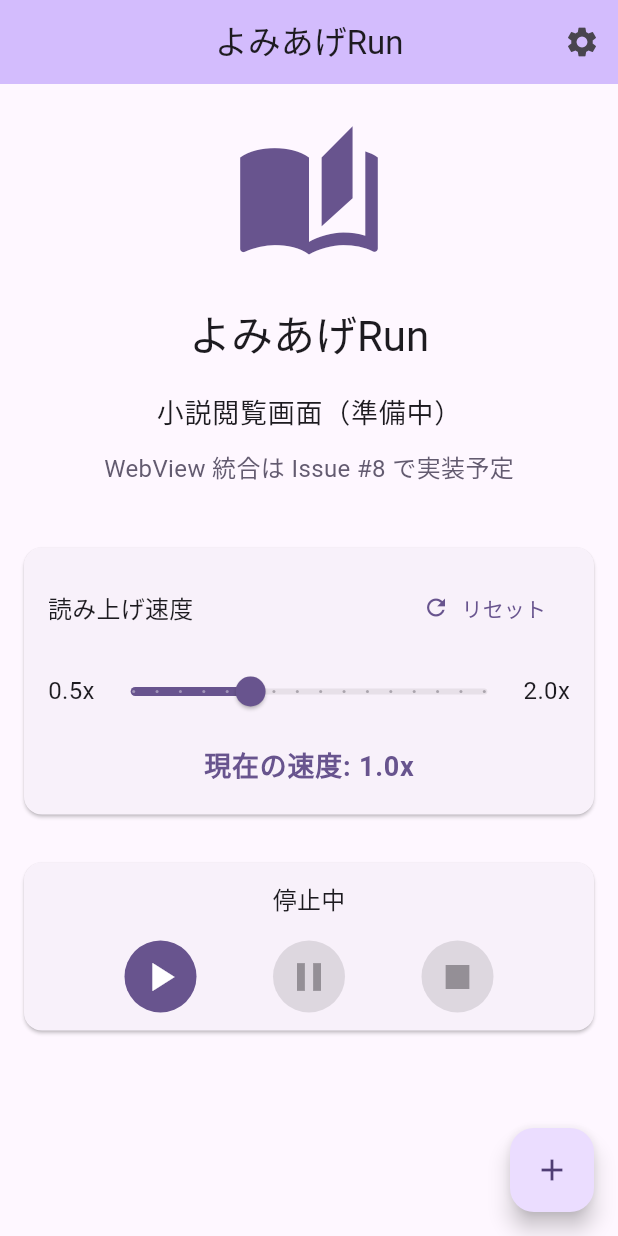
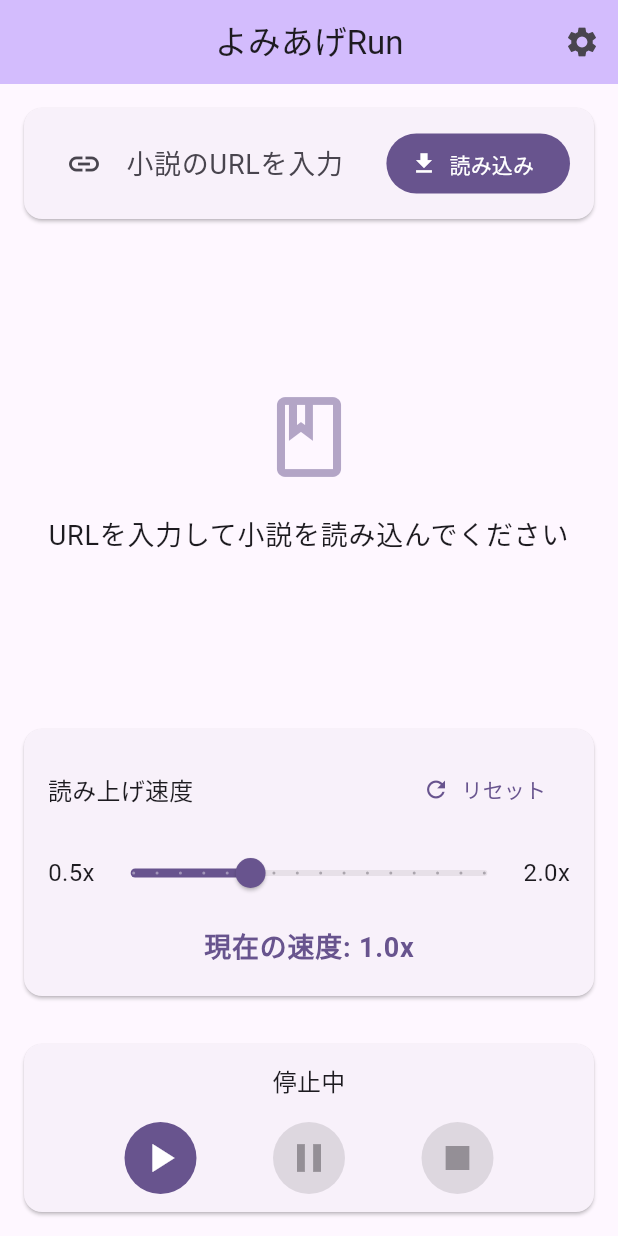
Before and after one commit to claude-desktop-aoisakanana-001/flutter_web_view, a Flutter app: the screen it shows after launch, on a phone screen of 412 x 824 dp. Run offline on Flutter 3.47's test engine with Material 3 defaults, Android fonts, the phone set to English and light mode, and no system bars; our stand-ins replace flutter_riverpod, flutter_tts, freezed_annotation, riverpod_annotation, webview_flutter; generated files the repository leaves out were written again.

Commit message:
feat(novel): Add UI components for novel reader (Issue #8, Part 2)
- Created NovelContentView widget to display novel content
  - Shows title, author, and paragraphs
  - Handles loading, error, and empty states
  - Supports paragraph highlighting for future TTS integration
- Updated NovelReaderScreen with URL input UI
  - Added TextField for URL input
  - Added load button with validation
  - Integrated NovelContentView
- Created comprehensive tests:
  - novel_content_view_test.dart: Widget tests for all states
  - novel_reader_notifier_test.dart: Unit tests for state model
  - novel_reader_screen_test.dart: UI interaction tests

Closes #8

```diff
--- /dev/null
+++ b/lib/features/novel_reader/presentation/novel_content_view.dart
@@ -0,0 +1,196 @@
+import 'package:flutter/material.dart';
+import 'package:flutter_riverpod/flutter_riverpod.dart';
+import 'package:yomiagerun_app/features/novel_reader/application/novel_reader_notifier.dart';
+
+/// 小説コンテンツ表示ウィジェット
+///
+/// 読み込んだ小説のタイトル、作者、本文を表示します。
+class NovelContentView extends ConsumerWidget {
+  const NovelContentView({super.key});
+
+  @override
+  Widget build(BuildContext context, WidgetRef ref) {
+    final readerState = ref.watch(novelReaderNotifierProvider);
+
+    // ローディング中
+    if (readerState.isLoading) {
+      return const Center(
+        child: Column(
+          mainAxisAlignment: MainAxisAlignment.center,
+          children: [
+            CircularProgressIndicator(),
+            SizedBox(height: 16),
+            Text('小説を読み込んでいます...'),
+          ],
+        ),
+      );
+    }
+
+    // エラー表示
+    if (readerState.errorMessage != null) {
+      return Center(
+        child: Card(
+          margin: const EdgeInsets.all(16),
+          child: Padding(
+            padding: const EdgeInsets.all(16),
+            child: Column(
+              mainAxisSize: MainAxisSize.min,
+              children: [
+                Icon(
+                  Icons.error_outline,
+                  size: 48,
+                  color: Theme.of(context).colorScheme.error,
+                ),
+                const SizedBox(height: 16),
+                Text(
+                  'エラー',
+                  style: Theme.of(context).textTheme.titleLarge?.copyWith(
+                        color: Theme.of(context).colorScheme.error,
+                      ),
+                ),
+                const SizedBox(height: 8),
+                Text(
+                  readerState.errorMessage!,
+                  textAlign: TextAlign.center,
+                  style: Theme.of(context).textTheme.bodyMedium,
+                ),
+              ],
+            ),
+          ),
+        ),
+      );
+    }
+
+    // コンテンツなし
+    if (readerState.novelContent == null) {
+      return Center(
+        child: Column(
+          mainAxisAlignment: MainAxisAlignment.center,
+          children: [
+            Icon(
+              Icons.book_outlined,
+              size: 64,
+              color: Theme.of(context).colorScheme.primary.withOpacity(0.5),
+            ),
+            const SizedBox(height: 16),
+            Text(
+              'URLを入力して小説を読み込んでください',
+              style: Theme.of(context).textTheme.bodyLarge,
+              textAlign: TextAlign.center,
+            ),
+          ],
+        ),
+      );
+    }
+
+    // コンテンツ表示
+    final content = readerState.novelContent!;
+
+    return ListView(
+      padding: const EdgeInsets.all(16),
+      children: [
+        // タイトルと作者
+        Card(
+          child: Padding(
+            padding: const EdgeInsets.all(16),
+            child: Column(
+              crossAxisAlignment: CrossAxisAlignment.start,
+              children: [
+                Text(
+                  content.title,
+                  style: Theme.of(context).textTheme.headlineSmall?.copyWith(
+                        fontWeight: FontWeight.bold,
+                      ),
+                ),
+                const SizedBox(height: 8),
+                Row(
+                  children: [
+                    Icon(
+                      Icons.person_outline,
+                      size: 16,
+                      color: Theme.of(context).colorScheme.onSurfaceVariant,
+                    ),
+                    const SizedBox(width: 4),
+                    Text(
+                      content.author,
+                      style: Theme.of(context).textTheme.bodyMedium?.copyWith(
+                            color:
+                                Theme.of(context).colorScheme.onSurfaceVariant,
+                          ),
+                    ),
+                  ],
+                ),
+                if (content.fetchedAt != null) ...[
+                  const SizedBox(height: 4),
+                  Text(
+                    '取得日時: ${_formatDateTime(content.fetchedAt!)}',
+                    style: Theme.of(context).textTheme.bodySmall?.copyWith(
+                          color:
+                              Theme.of(context).colorScheme.onSurfaceVariant,
+                        ),
+                  ),
+                ],
+              ],
+            ),
+          ),
+        ),
+        const SizedBox(height: 16),
+
+        // 本文
+        Card(
+          child: Padding(
+            padding: const EdgeInsets.all(16),
+            child: Column(
+              crossAxisAlignment: CrossAxisAlignment.start,
+              children: [
+                ...content.paragraphs.asMap().entries.map((entry) {
+                  final index = entry.key;
+                  final paragraph = entry.value;
+                  final isHighlighted =
+                      index == readerState.currentHighlightPosition;
+
+                  return Padding(
+                    padding: const EdgeInsets.only(bottom: 16),
+                    child: Container(
+                      padding: isHighlighted
+                          ? const EdgeInsets.symmetric(
+                              horizontal: 8,
+                              vertical: 4,
+                            )
+                          : EdgeInsets.zero,
+                      decoration: isHighlighted
+                          ? BoxDecoration(
+                              color: Theme.of(context)
+                                  .colorScheme
+                                  .primaryContainer,
+                              borderRadius: BorderRadius.circular(4),
+                            )
+                          : null,
+                      child: Text(
+                        paragraph,
+                        style: Theme.of(context).textTheme.bodyLarge?.copyWith(
+                              height: 1.8,
+                              color: isHighlighted
+                                  ? Theme.of(context)
+                                      .colorScheme
+                                      .onPrimaryContainer
+                                  : null,
+                            ),
+                      ),
+                    ),
+                  );
+                }),
+              ],
+            ),
+          ),
+        ),
+      ],
+    );
+  }
+
+  /// 日時をフォーマット
+  String _formatDateTime(DateTime dateTime) {
+    return '${dateTime.year}/${dateTime.month.toString().padLeft(2, '0')}/${dateTime.day.toString().padLeft(2, '0')} '
+        '${dateTime.hour.toString().padLeft(2, '0')}:${dateTime.minute.toString().padLeft(2, '0')}';
+  }
+}
--- a/lib/features/novel_reader/presentation/novel_reader_screen.dart
+++ b/lib/features/novel_reader/presentation/novel_reader_screen.dart
@@ -1,4 +1,7 @@
 import 'package:flutter/material.dart';
+import 'package:flutter_riverpod/flutter_riverpod.dart';
+import 'package:yomiagerun_app/features/novel_reader/application/novel_reader_notifier.dart';
+import 'package:yomiagerun_app/features/novel_reader/presentation/novel_content_view.dart';
 import 'package:yomiagerun_app/features/tts/presentation/speed_settings.dart';
 import 'package:yomiagerun_app/features/tts/presentation/playback_controller.dart';
 
@@ -6,14 +9,36 @@ import 'package:yomiagerun_app/features/tts/presentation/playback_controller.dar
 ///
 /// WebView を使用して「小説家になろう」の小説を閲覧します。
 /// 将来的には読み上げ機能や設定画面へのナビゲーションを含みます。
-class NovelReaderScreen extends StatefulWidget {
+class NovelReaderScreen extends ConsumerStatefulWidget {
   const NovelReaderScreen({super.key});
 
   @override
-  State<NovelReaderScreen> createState() => _NovelReaderScreenState();
+  ConsumerState<NovelReaderScreen> createState() => _NovelReaderScreenState();
 }
 
-class _NovelReaderScreenState extends State<NovelReaderScreen> {
+class _NovelReaderScreenState extends ConsumerState<NovelReaderScreen> {
+  final TextEditingController _urlController = TextEditingController();
+
+  @override
+  void dispose() {
+    _urlController.dispose();
+    super.dispose();
+  }
+
+  /// URL を読み込む
+  Future<void> _loadUrl() async {
+    final url = _urlController.text.trim();
+    if (url.isEmpty) {
+      ScaffoldMessenger.of(context).showSnackBar(
+        const SnackBar(content: Text('URLを入力してください')),
+      );
+      return;
+    }
+
+    final notifier = ref.read(novelReaderNotifierProvider.notifier);
+    await notifier.loadNovel(url);
+  }
+
   @override
   Widget build(BuildContext context) {
     return Scaffold(
@@ -30,38 +55,40 @@ class _NovelReaderScreenState extends State<NovelReaderScreen> {
           ),
         ],
       ),
-      body: SingleChildScrollView(
-        child: Column(
+      body: Column(
         children: [
-            // プレースホルダーコンテンツ
-            Padding(
-              padding: const EdgeInsets.all(24.0),
-              child: Column(
+          // URL入力欄
+          Card(
+            margin: const EdgeInsets.all(16),
+            child: Padding(
+              padding: const EdgeInsets.symmetric(horizontal: 16, vertical: 12),
+              child: Row(
                 children: [
-                  Icon(
-                    Icons.auto_stories,
-                    size: 100,
-                    color: Theme.of(context).colorScheme.primary,
+                  Expanded(
+                    child: TextField(
+                      controller: _urlController,
+                      decoration: const InputDecoration(
+                        hintText: '小説のURLを入力',
+                        border: InputBorder.none,
+                        prefixIcon: Icon(Icons.link),
                       ),
-                  const SizedBox(height: 24),
-                  Text(
-                    'よみあげRun',
-                    style: Theme.of(context).textTheme.headlineMedium,
+                      onSubmitted: (_) => _loadUrl(),
                     ),
-                  const SizedBox(height: 16),
-                  Text(
-                    '小説閲覧画面（準備中）',
-                    style: Theme.of(context).textTheme.bodyLarge,
                   ),
-                  const SizedBox(height: 8),
-                  Text(
-                    'WebView 統合は Issue #8 で実装予定',
-                    style: Theme.of(context).textTheme.bodyMedium?.copyWith(
-                          color: Theme.of(context).colorScheme.secondary,
-                        ),
+                  const SizedBox(width: 8),
+                  FilledButton.icon(
+                    onPressed: _loadUrl,
+                    icon: const Icon(Icons.download),
+                    label: const Text('読み込み'),
                   ),
                 ],
               ),
+            ),
+          ),
+
+          // 小説コンテンツ表示
+          const Expanded(
+            child: NovelContentView(),
           ),
 
           // 読み上げ速度設定
@@ -71,14 +98,6 @@ class _NovelReaderScreenState extends State<NovelReaderScreen> {
           const PlaybackController(),
         ],
       ),
-      ),
-      floatingActionButton: FloatingActionButton(
-        onPressed: () {
-          // TODO: Issue #5 で URL 入力ダイアログを実装
-        },
-        tooltip: 'URL を入力',
-        child: const Icon(Icons.add),
-      ),
     );
   }
 }
```
Also changed, not shown: 3 other files. Lines whose indentation alone changed are shown as unchanged.
